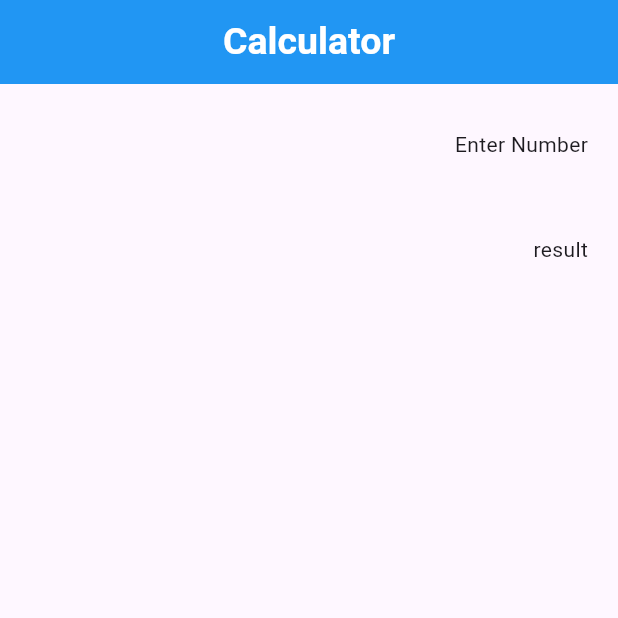
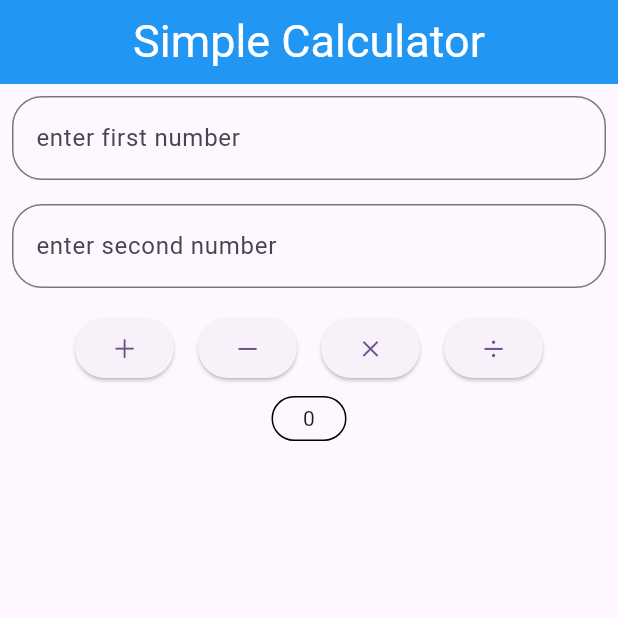
Before and after one commit to bipin24746/calculator, a Flutter app: the screen it shows after launch, on a phone screen of 412 x 824 dp, the top half of it. Run offline on Flutter 3.47's test engine with Material 3 defaults, Android fonts, the phone set to English and light mode, and no system bars.

Commit message:
Add files to repository

```diff
--- /dev/null
+++ b/lib/buttons.dart
@@ -0,0 +1,48 @@
+import 'package:flutter/cupertino.dart';
+import 'package:flutter/material.dart';
+
+class AddButton extends StatefulWidget {
+  const AddButton({super.key});
+
+  @override
+  State<AddButton> createState() => _AddButtonState();
+}
+
+class _AddButtonState extends State<AddButton> {
+  @override
+  Widget build(BuildContext context) {
+    return Container(
+      child: Row(
+        mainAxisAlignment: MainAxisAlignment.center,
+        children: [
+          Padding(
+            padding: const EdgeInsets.all(8.0),
+            child: ElevatedButton(
+                onPressed: () {
+                  print("add was printed.");
+                },
+                child: Icon(CupertinoIcons.add)),
+          ),
+          Padding(
+            padding: const EdgeInsets.all(8.0),
+            child: ElevatedButton(
+                onPressed: () {
+                  print("subtract was printed");
+                },
+                child: Icon(CupertinoIcons.minus)),
+          ),
+          Padding(
+            padding: const EdgeInsets.all(8.0),
+            child: ElevatedButton(
+                onPressed: () {}, child: Icon(CupertinoIcons.multiply)),
+          ),
+          Padding(
+            padding: const EdgeInsets.all(8.0),
+            child: ElevatedButton(
+                onPressed: () {}, child: Icon(CupertinoIcons.divide)),
+          ),
+        ],
+      ),
+    );
+  }
+}
--- a/lib/homepage.dart
+++ b/lib/homepage.dart
@@ -1,56 +1,75 @@
+import 'package:calculator/buttons.dart';
 import 'package:flutter/material.dart';
 
-class Calculator extends StatelessWidget {
+class Calculator extends StatefulWidget {
   const Calculator({super.key});
 
+  @override
+  State<Calculator> createState() => _CalculatorState();
+}
+
+class _CalculatorState extends State<Calculator> {
+  TextEditingController num1 = TextEditingController();
+  TextEditingController num2 = TextEditingController();
+  int result = 0;
+  void add() {}
   @override
   Widget build(BuildContext context) {
     return Scaffold(
       appBar: AppBar(
         centerTitle: true,
         title: Text(
-          "Calculator",
-          style: TextStyle(
-              fontSize: 25, fontWeight: FontWeight.bold, color: Colors.white),
+          "Simple Calculator",
+          style: TextStyle(color: Colors.white, fontSize: 30),
         ),
         backgroundColor: Colors.blue,
       ),
-      body: Column(
-        children: [
-          SizedBox(
-            height: 50,
-            child: Column(
-              mainAxisAlignment: MainAxisAlignment.end,
-              children: [
-                Container(
-                  alignment: Alignment.bottomRight,
-                  child: Padding(
-                    padding: const EdgeInsets.only(right: 20),
-                    child: Column(
-                      children: [Text("Enter Number")],
-                    ),
+      body: Column(children: [
+        Column(
+          children: [
+            Padding(
+              padding: const EdgeInsets.all(8.0),
+              child: TextFormField(
+                decoration: InputDecoration(
+                  border: OutlineInputBorder(
+                      borderRadius: BorderRadius.circular(20)),
+                  hintText: "enter first number",
+                ),
+                keyboardType: TextInputType.number,
+              ),
+            ),
+            Padding(
+              padding: const EdgeInsets.all(8.0),
+              child: TextFormField(
+                decoration: InputDecoration(
+                    border: OutlineInputBorder(
+                        borderRadius: BorderRadius.circular(20)),
+                    hintText: "enter second number"),
+                keyboardType: TextInputType.number,
+              ),
+            ),
+            AddButton(),
+          ],
+        ),
+        Column(
+          children: [
+            Container(
+              alignment: Alignment.center,
+              child: SizedBox(
+                width: 50,
+                height: 30,
+                child: DecoratedBox(
+                  decoration: BoxDecoration(
+                    border: Border.all(),
+                    borderRadius: BorderRadius.circular(20),
                   ),
-                )
-              ],
-            ),
-          ),
-          const SizedBox(
-            height: 50,
-          ),
-          SizedBox(
-            height: 50,
-            child: Container(
-              alignment: Alignment.bottomRight,
-              child: Padding(
-                padding: const EdgeInsets.only(right: 20),
-                child: Column(
-                  children: [Text("result")],
+                  child: Center(child: Text("$result")),
                 ),
               ),
             ),
-          )
-        ],
-      ),
+          ],
+        )
+      ]),
     );
   }
 }
```
